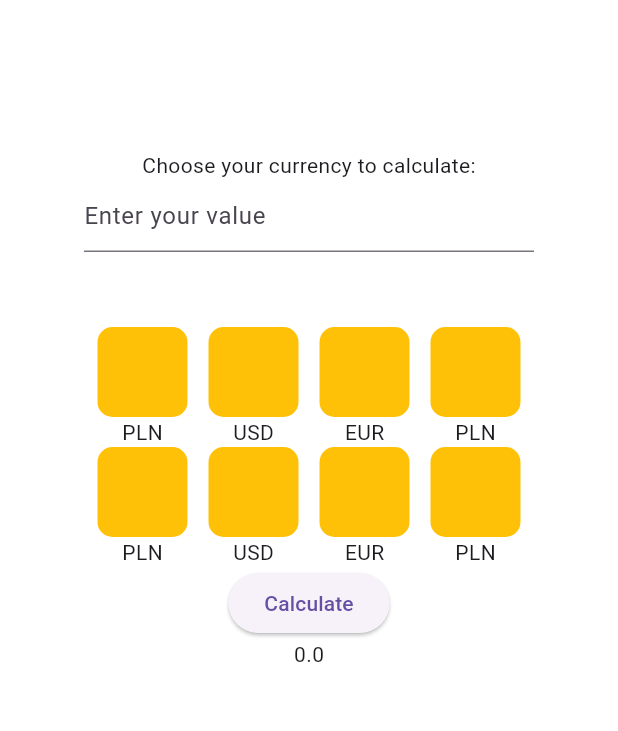
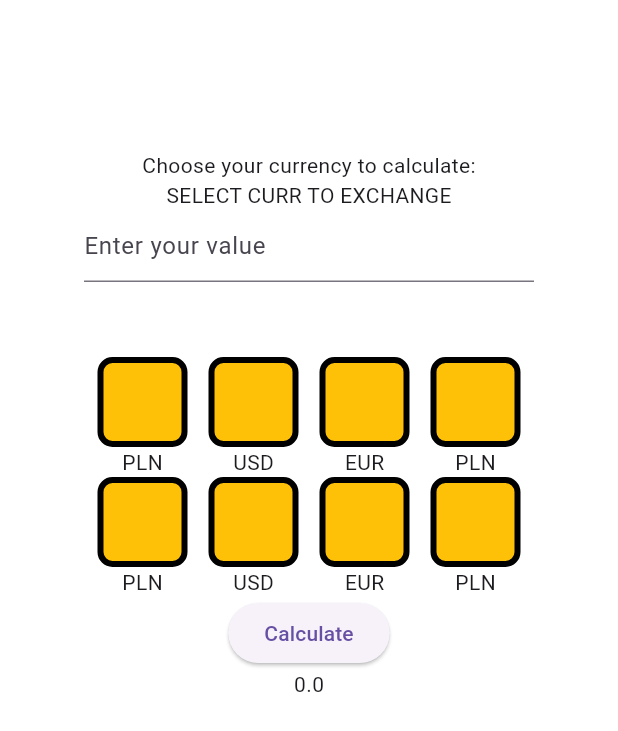
Before and after one commit to MateuszWasita/CurrencyCalculator, a Flutter app: the screen it shows after launch, on a phone screen of 412 x 824 dp. Shown: the top 731 px of the screen. Run offline on Flutter 3.47's test engine with Material 3 defaults, Android fonts, the phone set to English and light mode, and no system bars.

Commit message:
trying to implement currency selection

```diff
--- a/lib/currencies_tiles.dart
+++ b/lib/currencies_tiles.dart
@@ -2,13 +2,14 @@ import 'package:currency_calculator/pages.dart/home_page.dart';
 import 'package:flutter/material.dart';
 
 class Currency_tile {
-
   late String currency;
   late double exchangeRate;
+  late Color borderColors = Colors.black;
+  late bool showBorder=false;
 
   Currency_tile(String currency, double exchangeRate) {
     this.currency = currency;
-    this.exchangeRate=exchangeRate;
+    this.exchangeRate = exchangeRate;
   }
 
   Column addTile() {
@@ -16,34 +17,49 @@ class Currency_tile {
       children: [
         GestureDetector(
           onTap: () {
-            Globals.exchangeRate=exchangeRate;
+            Globals.exchangeRate = exchangeRate;
             debugPrint('Kliknieto!');
+
+            if(!Globals.isFirstCurrSelected){
+              Globals.isFirstCurrSelected=true;
+              showBorder=true;
+              borderColors=Colors.green;
+            }
+            if(Globals.isFirstCurrSelected && !Globals.isSecondCurrSelected){
+              Globals.isSecondCurrSelected=true;
+              showBorder=true;
+              borderColors=Colors.deepPurple;
+            }
+
           },
           child: Container(
             height: 60,
             width: 60,
             decoration: BoxDecoration(
-                color: Colors.amber, borderRadius: BorderRadius.circular(10)),
+                border: Border.all(color:  borderColors, width: 4),
+                color: Colors.amber,
+                borderRadius: BorderRadius.circular(10)),
           ),
         ),
         Text(currency)
       ],
     );
   }
-  static makeTilesGrid(){
+
+  static makeTilesGrid() {
     return Column(
       children: [
         Padding(
           padding: const EdgeInsets.only(right: 65.0, left: 65),
           child: Row(
             children: [
-              Currency_tile("PLN",3.4).addTile(),
+              Currency_tile("PLN", 3.4).addTile(),
               Spacer(),
-              Currency_tile("USD",5.0).addTile(),
+              Currency_tile("USD", 5.0).addTile(),
               Spacer(),
-              Currency_tile("EUR",4.0).addTile(),
+              Currency_tile("EUR", 4.0).addTile(),
               Spacer(),
-              Currency_tile("PLN",3.4).addTile()
+              Currency_tile("PLN", 3.4).addTile()
             ],
           ),
         ),
@@ -51,18 +67,17 @@ class Currency_tile {
           padding: const EdgeInsets.only(right: 65.0, left: 65),
           child: Row(
             children: [
-              Currency_tile("PLN",3.4).addTile(),
+              Currency_tile("PLN", 3.4).addTile(),
               Spacer(),
-              Currency_tile("USD",5.0).addTile(),
+              Currency_tile("USD", 5.0).addTile(),
               Spacer(),
-              Currency_tile("EUR",4.0).addTile(),
+              Currency_tile("EUR", 4.0).addTile(),
               Spacer(),
-              Currency_tile("PLN",3.4).addTile()
+              Currency_tile("PLN", 3.4).addTile()
             ],
           ),
         )
       ],
     );
   }
-
 }
--- a/lib/pages.dart/home_page.dart
+++ b/lib/pages.dart/home_page.dart
@@ -13,6 +13,10 @@ class Globals {
   static double initialValue = 0;
   static double calculatedValue = 0;
   static double exchangeRate =3.4;
+
+  static bool isFirstCurrSelected=false;
+  static bool isSecondCurrSelected=false;
+
 }
 
 class _HomePageState extends State<HomePage> {
@@ -27,6 +31,7 @@ class _HomePageState extends State<HomePage> {
               padding: const EdgeInsets.only(top: 100.0),
               child: Text("Choose your currency to calculate:"),
             ),
+            Text(Globals.isFirstCurrSelected? "SELECT FIRST CURR" : "SELECT CURR TO EXCHANGE"),
             Container(
               width: 300,
               child: TextField(
```
